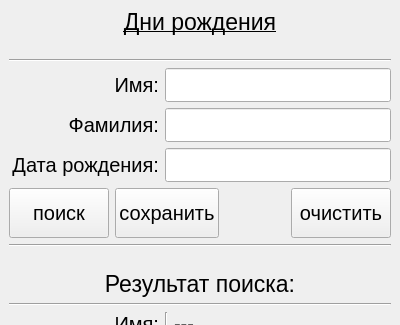
Above: happybirthday/MainWindow.ui from LeonidShai/happybirthday before the change; both pictures show x 0 to 400 and y 0 to 325 of the 400 by 600 pixel window. Below: the same form after it.
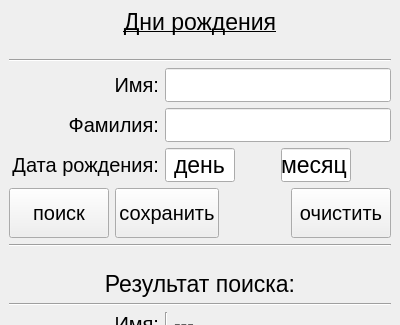
That is the form after the change.

```diff
--- a/happybirthday/MainWindow.ui
+++ b/happybirthday/MainWindow.ui
@@ -190,7 +190,7 @@
          <widget class="QLineEdit" name="lineEdit_birthday">
           <property name="maximumSize">
            <size>
-            <width>250</width>
+            <width>70</width>
             <height>16777215</height>
            </size>
           </property>
@@ -199,8 +199,61 @@
             <pointsize>17</pointsize>
            </font>
           </property>
+          <property name="text">
+           <string>день</string>
+          </property>
+          <property name="alignment">
+           <set>Qt::AlignCenter</set>
+          </property>
          </widget>
         </item>
+        <item>
+         <spacer name="horizontalSpacer_5">
+          <property name="orientation">
+           <enum>Qt::Horizontal</enum>
+          </property>
+          <property name="sizeHint" stdset="0">
+           <size>
+            <width>40</width>
+            <height>20</height>
+           </size>
+          </property>
+         </spacer>
+        </item>
+        <item>
+         <widget class="QLineEdit" name="lineEdit_month">
+          <property name="maximumSize">
+           <size>
+            <width>70</width>
+            <height>16777215</height>
+           </size>
+          </property>
+          <property name="font">
+           <font>
+            <pointsize>17</pointsize>
+           </font>
+          </property>
+          <property name="text">
+           <string>месяц</string>
+          </property>
+          <property name="alignment">
+           <set>Qt::AlignCenter</set>
+          </property>
+         </widget>
+        </item>
+        <item>
+         <spacer name="horizontalSpacer_3">
+          <property name="orientation">
+           <enum>Qt::Horizontal</enum>
+          </property>
+          <property name="sizeHint" stdset="0">
+           <size>
+            <width>40</width>
+            <height>20</height>
+           </size>
+          </property>
+         </spacer>
+        </item>
        </layout>
       </item>
       <item>
```
Left out of the diff: 2 changed lines with no effect on the pictures.
